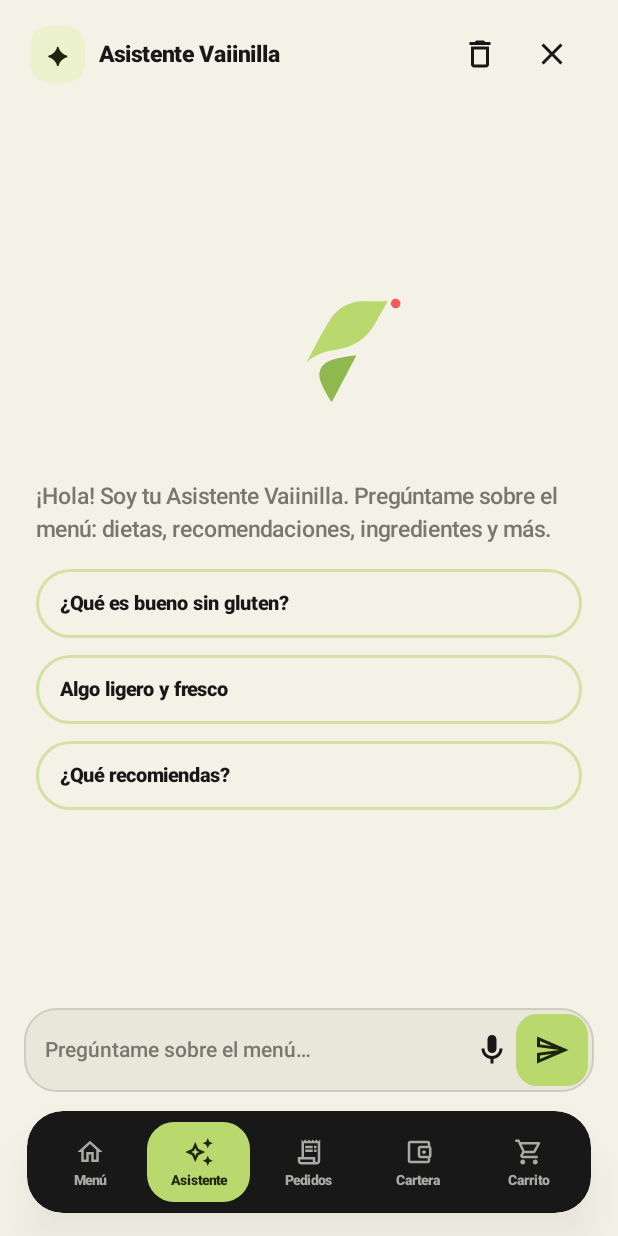
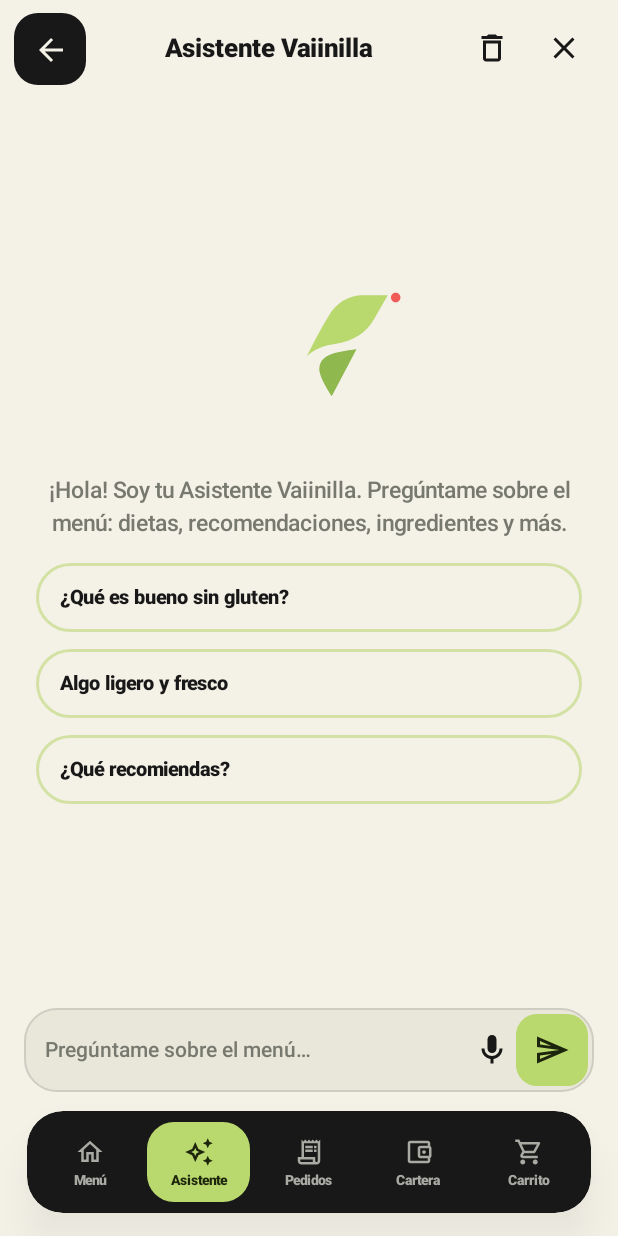
Before and after one commit to winkakao3-dev/vaiinilla-android, an Android app built with Jetpack Compose: the composable AssistantChatScreen shown on its own in the app's theme, on a phone screen of 412 x 824 dp. Run offline under Robolectric (Android 15) with nearby library versions, the phone set to English and light mode, and no system bars; network calls fail.

Commit message:
fix(ui): show assistant chat (screen-57) on Asistente tab
The demo assistant tab is the chat welcome UI, not the recommendation hub.
Route ASSISTANT to AssistantChatScreen; keep hub on ASSISTANT_HUB for gallery 09.
Match chat header with back, title, clear and close actions.

Co-authored-by: winkakao3-dev <winkakao3-dev@users.noreply.github.com>

```diff
--- a/app/build.gradle.kts
+++ b/app/build.gradle.kts
@@ -71,8 +71,8 @@ android {
         applicationId = "com.vaiinilla.app"
         minSdk = 26
         targetSdk = 36
-        versionCode = 4
-        versionName = "0.3.1-demo02-parity"
+        versionCode = 5
+        versionName = "0.3.1-assistant-chat"
 
         buildConfigField("String", "DATA_SOURCE_MODE", "\"$selectedDataSource\"")
         buildConfigField("String", "API_BASE_URL", "\"$selectedApiBaseUrl\"")
--- a/app/src/main/java/com/vaiinilla/app/ui/navigation/Routes.kt
+++ b/app/src/main/java/com/vaiinilla/app/ui/navigation/Routes.kt
@@ -11,6 +11,7 @@ object Routes {
     const val CONFIRMATION = "order-confirmation"
     const val STUDENT_TRACKING = "student/tracking"
     const val ASSISTANT = "assistant"
+    const val ASSISTANT_HUB = "assistant/hub"
     const val ASSISTANT_CHAT = "assistant/chat"
     const val WALLET = "wallet"
     const val WALLET_ADD_MONEY = "wallet/add-money?method={method}"
--- a/app/src/main/java/com/vaiinilla/app/ui/screens/AssistantChatScreen.kt
+++ b/app/src/main/java/com/vaiinilla/app/ui/screens/AssistantChatScreen.kt
@@ -20,10 +20,11 @@ import androidx.compose.foundation.lazy.items
 import androidx.compose.foundation.shape.RoundedCornerShape
 import androidx.compose.foundation.text.BasicTextField
 import androidx.compose.material.icons.Icons
+import androidx.compose.material.icons.automirrored.filled.ArrowBack
+import androidx.compose.material.icons.automirrored.outlined.Send
 import androidx.compose.material.icons.outlined.Close
 import androidx.compose.material.icons.outlined.DeleteOutline
 import androidx.compose.material.icons.outlined.Mic
-import androidx.compose.material.icons.outlined.Send
 import androidx.compose.material3.Icon
 import androidx.compose.material3.IconButton
 import androidx.compose.material3.Surface
@@ -41,6 +42,7 @@ import androidx.compose.ui.graphics.Brush
 import androidx.compose.ui.graphics.Color
 import androidx.compose.ui.graphics.graphicsLayer
 import androidx.compose.ui.text.font.FontWeight
+import androidx.compose.ui.text.style.TextAlign
 import androidx.compose.ui.unit.dp
 import androidx.compose.ui.unit.sp
 import com.vaiinilla.app.ui.assistant.AssistantLocalReplies
@@ -71,6 +73,7 @@ fun AssistantChatScreen(
     onOrders: () -> Unit,
     onWallet: () -> Unit,
     onCart: () -> Unit,
+    onBack: () -> Unit = onMenu,
     showDemoTabs: Boolean = false,
 ) {
     val colors = LocalVaiinillaColors.current
@@ -112,30 +115,33 @@ fun AssistantChatScreen(
                 modifier =
                     Modifier
                         .fillMaxWidth()
-                        .padding(horizontal = 20.dp, vertical = 12.dp),
+                        .padding(horizontal = 12.dp, vertical = 8.dp),
                 verticalAlignment = Alignment.CenterVertically,
             ) {
-                Surface(
-                    color = colors.accent2.copy(alpha = 0.28f),
-                    shape = RoundedCornerShape(13.dp),
+                IconButton(
+                    onClick = onBack,
+                    modifier =
+                        Modifier
+                            .size(42.dp)
+                            .clip(RoundedCornerShape(16.dp))
+                            .background(colors.ink),
                 ) {
-                    Text(
-                        "✦",
-                        modifier = Modifier.padding(horizontal = 11.dp, vertical = 8.dp),
-                        color = colors.accentInk,
-                        fontWeight = FontWeight.Black,
-                        fontSize = 16.sp,
+                    Icon(
+                        Icons.AutoMirrored.Filled.ArrowBack,
+                        contentDescription = "Volver",
+                        tint = colors.paper,
                     )
                 }
                 Text(
                     "Asistente Vaiinilla",
                     color = colors.ink,
                     fontWeight = FontWeight.Black,
-                    fontSize = 15.sp,
+                    fontSize = 17.sp,
+                    textAlign = TextAlign.Center,
                     modifier =
                         Modifier
                             .weight(1f)
-                            .padding(start = 9.dp),
+                            .padding(horizontal = 8.dp),
                 )
                 IconButton(onClick = { messages.clear() }) {
                     Icon(Icons.Outlined.DeleteOutline, contentDescription = "Limpiar chat", tint = colors.ink)
@@ -161,6 +167,7 @@ fun AssistantChatScreen(
                         color = colors.muted,
                         fontSize = 15.sp,
                         lineHeight = 22.sp,
+                        textAlign = TextAlign.Center,
                         modifier = Modifier.padding(top = 14.dp),
                     )
                     Column(
@@ -337,7 +344,11 @@ private fun ChatComposer(
                         .clip(RoundedCornerShape(14.dp))
                         .background(colors.accent),
             ) {
-                Icon(Icons.Outlined.Send, contentDescription = "Enviar", tint = colors.accentInk)
+                Icon(
+                    Icons.AutoMirrored.Outlined.Send,
+                    contentDescription = "Enviar",
+                    tint = colors.accentInk,
+                )
             }
         }
     }
```
Also changed, not shown: app/src/main/java/com/vaiinilla/app/ui/navigation/AppNavHost.kt (+19 -2 lines), 1 other file.
